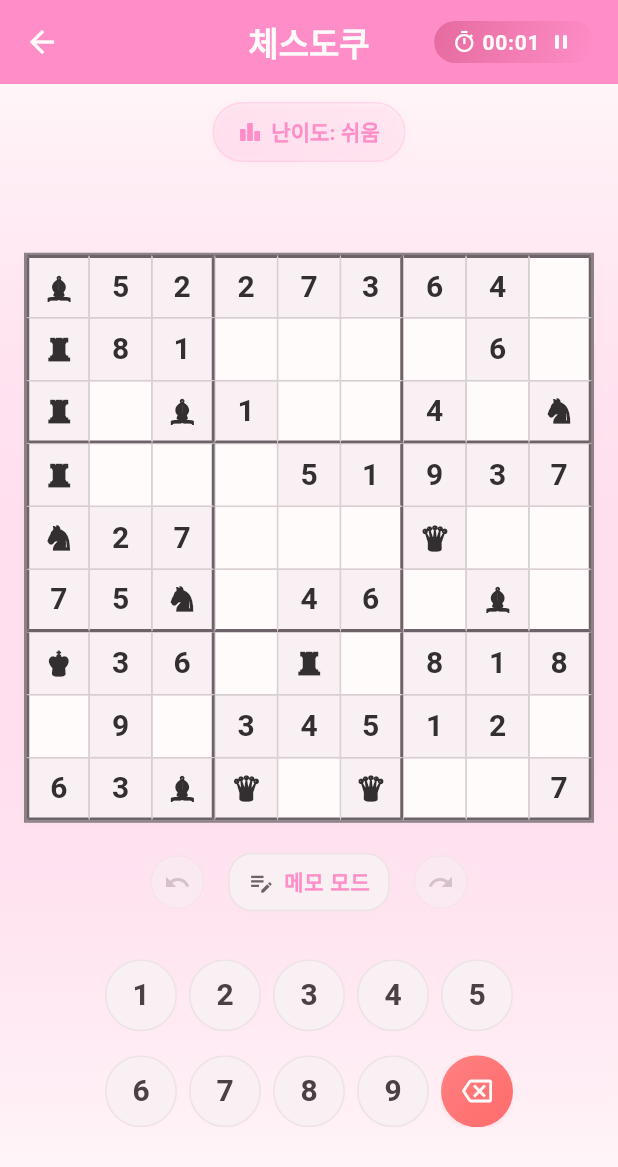
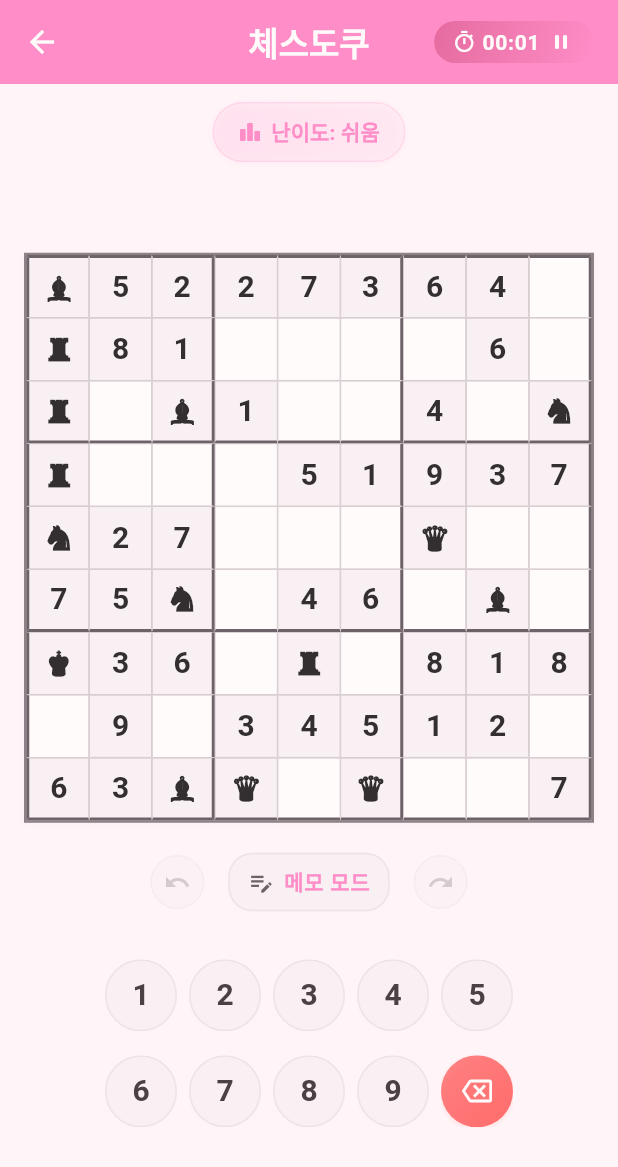
Before and after one commit to NaZe0320/chessudoku_ver2, a Flutter app: the PuzzleScreen screen opened by its route, on a phone screen of 412 x 824 dp. Shown: the top 1167 px of the screen. Run offline on Flutter 3.47's test engine with Material 3 defaults, Android fonts, the light colour scheme and no system bars; our stand-ins replace flutter_riverpod, shared_preferences; accounts and stored records are empty.

Commit message:
[feat] 체스도쿠 퍼즐 입력 로직 개선 및 UI 색상 조정

```diff
--- a/lib/ui/screens/puzzle/puzzle_screen.dart
+++ b/lib/ui/screens/puzzle/puzzle_screen.dart
@@ -93,14 +93,7 @@ class _PuzzleScreenState extends ConsumerState<PuzzleScreen>
       ),
       body: Container(
         decoration: BoxDecoration(
-          gradient: LinearGradient(
-            begin: Alignment.topCenter,
-            end: Alignment.bottomCenter,
-            colors: [
-              AppColors.primary.withAlpha(13),
-              AppColors.neutral100,
-            ],
-          ),
+          color: AppColors.primary.withAlpha(13),
         ),
         child: Stack(
           children: [
--- a/lib/ui/screens/puzzle/widgets/puzzle_keypad.dart
+++ b/lib/ui/screens/puzzle/widgets/puzzle_keypad.dart
@@ -1,6 +1,5 @@
 import 'package:chessudoku/core/di/providers.dart';
 import 'package:chessudoku/ui/theme/app_colors.dart';
-import 'package:chessudoku/ui/theme/app_text_styles.dart';
 import 'package:flutter/material.dart';
 import 'package:flutter_riverpod/flutter_riverpod.dart';
 
```
Also changed, not shown: lib/domain/intents/puzzle_intent.dart (+23 -1 lines), 4 other files.
